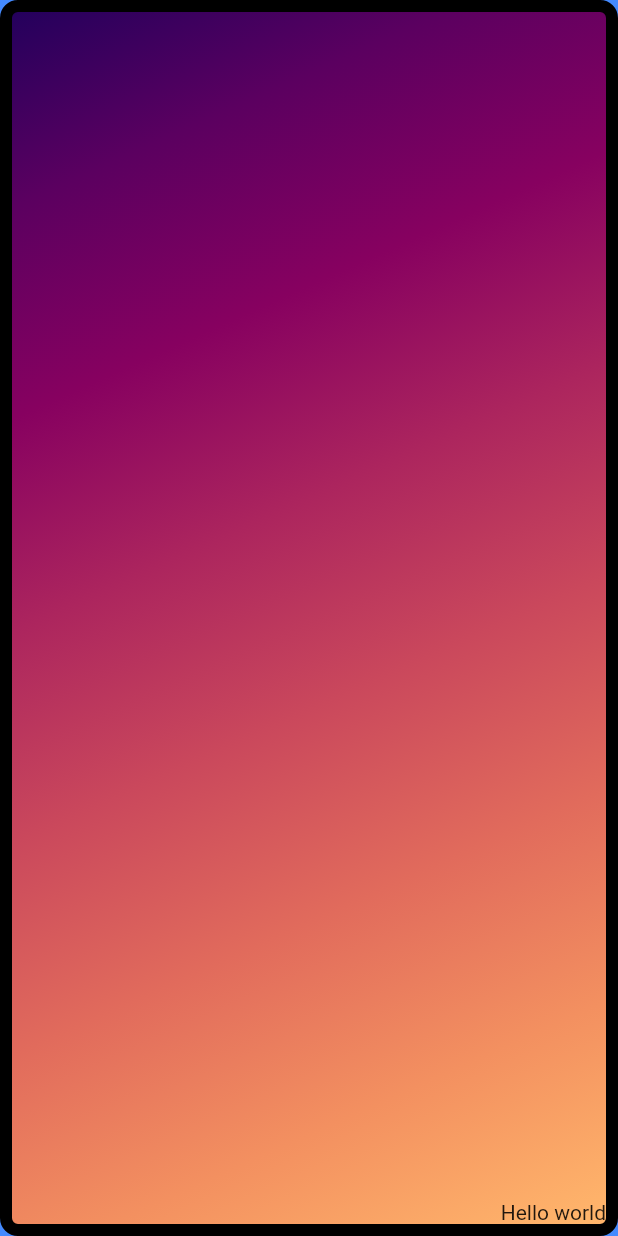
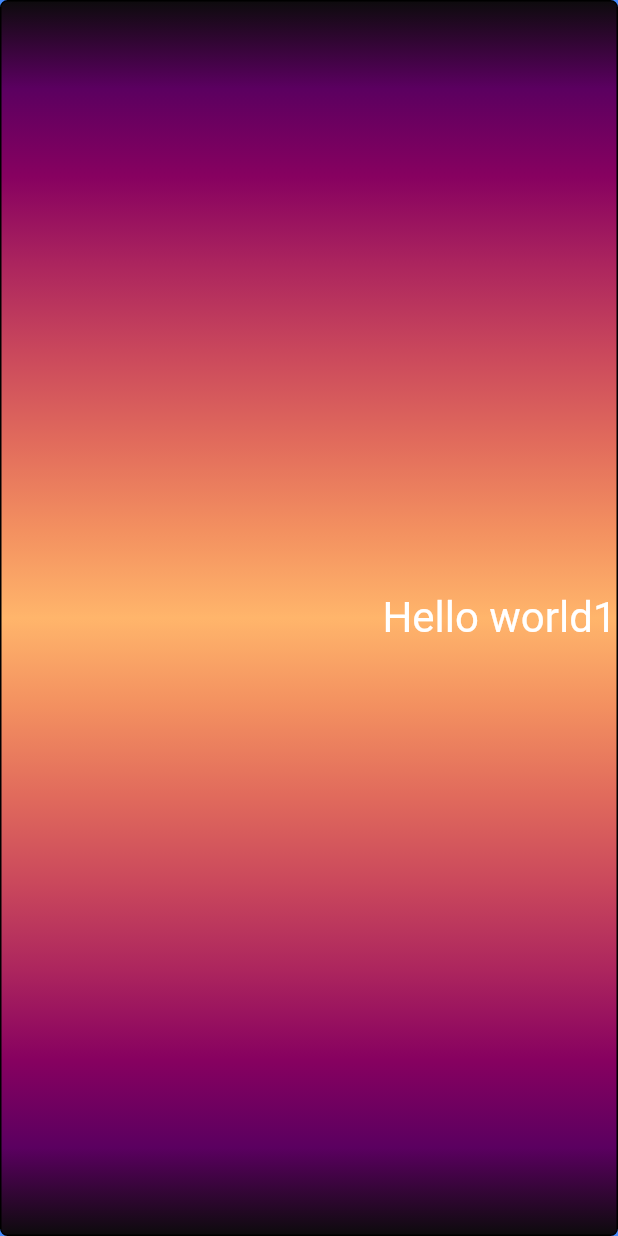
Before and after one commit to TimDeveloper97/flutter-application-tutorial, a Flutter app: the screen it shows after launch, on a phone screen of 412 x 824 dp. Run offline on Flutter 3.47's test engine with Material 2 defaults, Android fonts, the phone set to English and light mode, and no system bars.

Commit message:
session 40: variable, contructor, const

```diff
--- /dev/null
+++ b/demo_app/lib/gradient_container.dart
@@ -0,0 +1,51 @@
+import 'package:demo_app/style_text.dart';
+import 'package:flutter/cupertino.dart';
+
+var startAlignment = Alignment.bottomRight;
+var bottomAlignment = Alignment.centerRight;
+
+class GradientContainer extends StatelessWidget {
+  GradientContainer({Key? key}) : super(key: key) {
+    var x = 10;
+  }
+
+  @override
+  Widget build(BuildContext context) {
+    // startAlignment = Alignment.center;
+    return Container(
+      decoration: BoxDecoration(
+        gradient: LinearGradient(
+          begin: startAlignment,
+          // end: Alignment(0.8, 1),
+          end: bottomAlignment,
+          colors: const [
+            Color.fromARGB(255, 12, 11, 12),
+            Color(0xff5b0060),
+            Color(0xff870160),
+            Color(0xffac255e),
+            Color(0xffca485c),
+            Color(0xffe16b5c),
+            Color(0xfff39060),
+            Color(0xffffb56b),
+          ], // Gradient from https://learnui.design/tools/gradient-generator.html
+          tileMode: TileMode.mirror,
+        ),
+        color: const Color(0xff7c94b6),
+        // image: const DecorationImage(
+        //   image: NetworkImage(
+        //       'https://flutter.github.io/assets-for-api-docs/assets/widgets/owl-2.jpg'),
+        //   fit: BoxFit.cover,
+        // ),
+        border: Border.all(
+          width: 1,
+        ),
+        borderRadius: BorderRadius.circular(5),
+      ),
+      alignment: bottomAlignment,
+      // child: const Center(
+      //   child: Text("Hello world"),
+      // ),
+      child: const StyleText(),
+    );
+  }
+}
--- a/demo_app/lib/main.dart
+++ b/demo_app/lib/main.dart
@@ -1,4 +1,6 @@
 import 'package:flutter/material.dart';
+
+import 'gradient_container.dart';
 
 void main() {
   runApp(const MyApp());
@@ -27,41 +29,7 @@
       ),
       // home: const MyHomePage(title: 'Flutter Demo Home Page'),
       home: Scaffold(
-          body: Container(
-            decoration: BoxDecoration(
-              gradient: const LinearGradient(
-                begin: Alignment.topLeft,
-                end: Alignment(0.8, 1),
-                colors: [
-                  Color(0xff1f005c),
-                  Color(0xff5b0060),
-                  Color(0xff870160),
-                  Color(0xffac255e),
-                  Color(0xffca485c),
-                  Color(0xffe16b5c),
-                  Color(0xfff39060),
-                  Color(0xffffb56b),
-                ], // Gradient from https://learnui.design/tools/gradient-generator.html
-                tileMode: TileMode.mirror,
-              ),
-              color: const Color(0xff7c94b6),
-              // image: const DecorationImage(
-              //   image: NetworkImage(
-              //       'https://flutter.github.io/assets-for-api-docs/assets/widgets/owl-2.jpg'),
-              //   fit: BoxFit.cover,
-              // ),
-              border: Border.all(
-                width: 8,
-              ),
-              borderRadius: BorderRadius.circular(12),
-            ),
-            alignment: Alignment.bottomRight,
-            // child: const Center(
-            //   child: Text("Hello world"),
-            // ),
-            child: Text("Hello world"),
-          ),
-          backgroundColor: Colors.blueAccent),
+          body: GradientContainer(), backgroundColor: Colors.blueAccent),
     );
   }
 }
--- /dev/null
+++ b/demo_app/lib/style_text.dart
@@ -0,0 +1,13 @@
+import 'package:flutter/material.dart';
+
+class StyleText extends StatelessWidget {
+  const StyleText({Key? key}) : super(key: key);
+
+  @override
+  Widget build(BuildContext context) {
+    return const Text(
+      'Hello world1',
+      style: TextStyle(color: Colors.white, fontSize: 28),
+    );
+  }
+}
```
